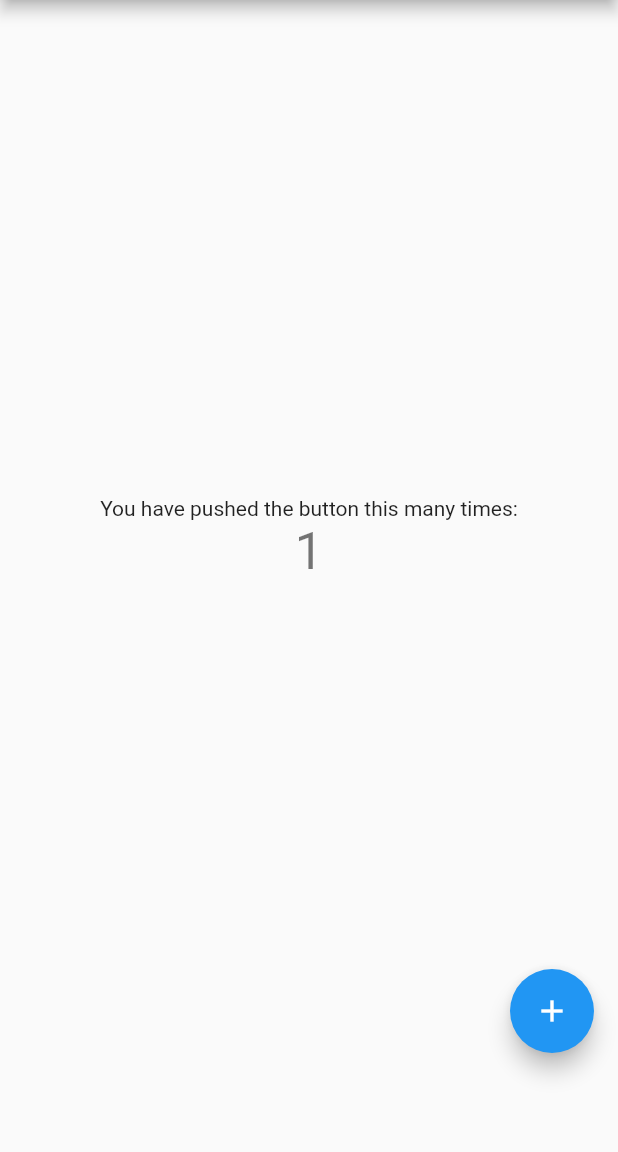
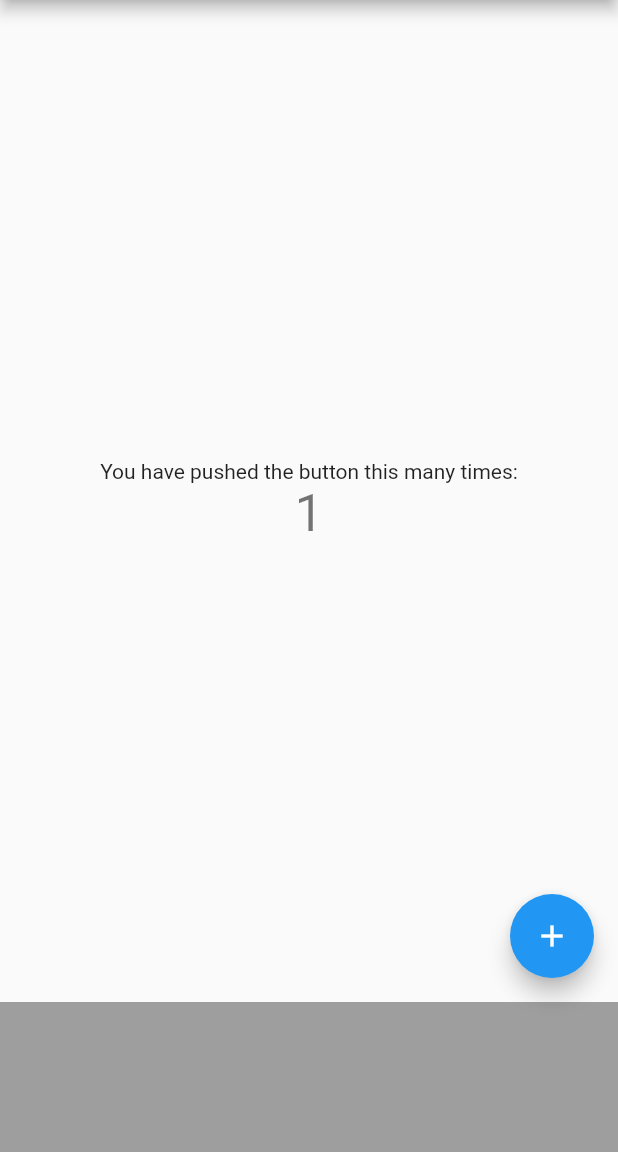
Before and after one commit to reimibeta/flutter_admob_banner_area, a Flutter app: the screen it shows after launch, after a tap on the "add" icon, on a phone screen of 412 x 824 dp, the part 84-1236 px from its top. Run offline on Flutter 3.47's test engine with Material 2 defaults, Android fonts, the phone set to English and light mode, and no system bars; our stand-ins replace connectivity.

Commit message:
Update flutter_admob_banner_area.dart

```diff
--- a/lib/flutter_admob_banner_area.dart
+++ b/lib/flutter_admob_banner_area.dart
@@ -7,10 +7,16 @@ class FlutterAdmobBannerArea extends StatefulWidget {
 
   final Widget child;
   final Color backgroundColor;
+  final Function onShow;
+  final Function onDismiss;
+  final double height;
 
   FlutterAdmobBannerArea({Key key,
     @required this.child,
-    this.backgroundColor
+    this.backgroundColor,
+    this.onShow,
+    this.onDismiss,
+    this.height
   }):super(key: key);
 
   @override
@@ -36,18 +42,24 @@ class _FlutterAdmobBannerAreaState extends State<FlutterAdmobBannerArea> {
         onConnected: () {
           setState(() {
 //            paddingBottom = 0.0; // when screenshot
-            paddingBottom = 50.0; // normal
+            paddingBottom = widget.height ?? 50.0; // normal
           });
+          // show banner
+          if(widget.onShow != null)
+            widget.onShow();
         },
         onDisconnected: () {
           setState(() {
             paddingBottom = 0.0;
           });
+          // hide banner
+          if(widget.onDismiss != null)
+            widget.onDismiss();
         }
     );
 
     return Container(
-      color: Colors.grey.shade50,
+      color: widget.backgroundColor ?? Colors.grey.shade50,
       child: Padding(
         child: widget.child,
         padding: new EdgeInsets.only(bottom: paddingBottom, right: paddingRight),
```
